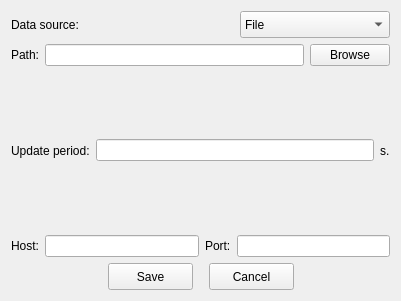
Qt form optionswindow.ui (echuraev/draftsman) before a commit.
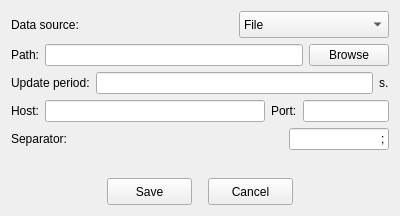
The same form after that commit.

Commit message: Implemented options window and save options. Made closing all windows.

```diff
--- a/optionswindow.ui
+++ b/optionswindow.ui
@@ -6,10 +6,22 @@
    <rect>
     <x>0</x>
     <y>0</y>
-    <width>401</width>
-    <height>301</height>
+    <width>400</width>
+    <height>216</height>
    </rect>
   </property>
+  <property name="minimumSize">
+   <size>
+    <width>400</width>
+    <height>216</height>
+   </size>
+  </property>
+  <property name="maximumSize">
+   <size>
+    <width>400</width>
+    <height>216</height>
+   </size>
+  </property>
   <property name="windowTitle">
    <string>Options</string>
   </property>
@@ -76,7 +88,11 @@
         </widget>
        </item>
        <item>
-        <widget class="QLineEdit" name="lineEdit"/>
+        <widget class="QLineEdit" name="pathLine">
+         <property name="readOnly">
+          <bool>true</bool>
+         </property>
+        </widget>
        </item>
        <item>
         <widget class="QPushButton" name="pushButton_3">
@@ -99,7 +115,14 @@
           </widget>
          </item>
          <item>
-          <widget class="QLineEdit" name="lineEdit_2"/>
+          <widget class="QLineEdit" name="webPeriodLine">
+           <property name="maxLength">
+            <number>5</number>
+           </property>
+           <property name="readOnly">
+            <bool>false</bool>
+           </property>
+          </widget>
          </item>
          <item>
           <widget class="QLabel" name="label_4">
@@ -120,7 +143,20 @@
           </widget>
          </item>
          <item>
-          <widget class="QLineEdit" name="lineEdit_3"/>
+          <widget class="QLineEdit" name="webHostLine">
+           <property name="minimumSize">
+            <size>
+             <width>220</width>
+             <height>0</height>
+            </size>
+           </property>
+           <property name="maximumSize">
+            <size>
+             <width>220</width>
+             <height>16777215</height>
+            </size>
+           </property>
+          </widget>
          </item>
          <item>
           <widget class="QLabel" name="label_6">
@@ -136,6 +172,55 @@
        </item>
       </layout>
      </item>
+     <item>
+      <layout class="QHBoxLayout" name="horizontalLayout_5">
+       <item>
+        <widget class="QLabel" name="separatorLabel">
+         <property name="text">
+          <string>Separator:</string>
+         </property>
+        </widget>
+       </item>
+       <item>
+        <widget class="QLineEdit" name="separatorLine">
+         <property name="minimumSize">
+          <size>
+           <width>100</width>
+           <height>0</height>
+          </size>
+         </property>
+         <property name="maximumSize">
+          <size>
+           <width>100</width>
+           <height>16777215</height>
+          </size>
+         </property>
+         <property name="text">
+          <string>;</string>
+         </property>
+         <property name="maxLength">
+          <number>6</number>
+         </property>
+         <property name="alignment">
+          <set>Qt::AlignRight|Qt::AlignTrailing|Qt::AlignVCenter</set>
+         </property>
+        </widget>
+       </item>
+      </layout>
+     </item>
+     <item>
+      <spacer name="verticalSpacer">
+       <property name="orientation">
+        <enum>Qt::Vertical</enum>
+       </property>
+       <property name="sizeHint" stdset="0">
+        <size>
+         <width>20</width>
+         <height>40</height>
+        </size>
+       </property>
+      </spacer>
+     </item>
      <item>
       <layout class="QHBoxLayout" name="horizontalLayout_2">
        <item>
```
Left out of the diff: 24 changed lines with no effect on the pictures. The commit also changes 6 other files.
